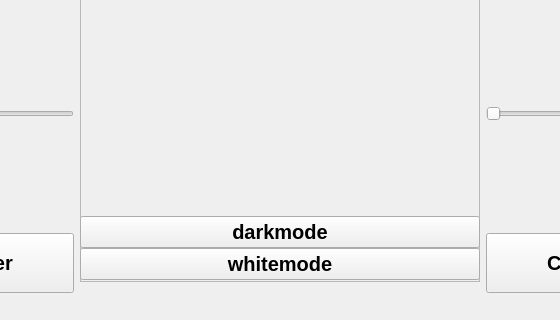
The window that mainWindow.ui (HausMeister008/TikTakToeWithDavid) describes before a commit, drawn with Qt 5; both pictures show x 182 to 742 and y 258 to 578 of the 924 by 578 pixel window.
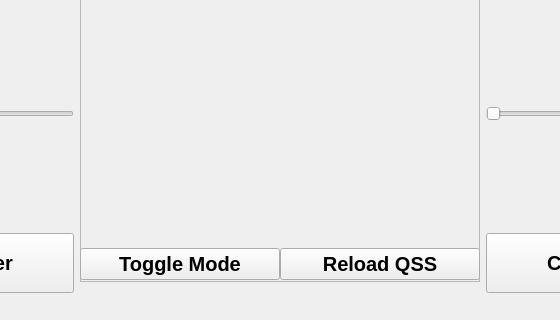
The same window after the commit.

Patch:
```diff
--- a/mainWindow.ui
+++ b/mainWindow.ui
@@ -331,18 +331,22 @@
           </widget>
          </item>
          <item>
+          <layout class="QHBoxLayout" name="qss_change">
+           <item>
+            <widget class="QPushButton" name="btn_qss_toggle">
+             <property name="text">
+              <string>Toggle Mode</string>
+             </property>
+            </widget>
+           </item>
+           <item>
           <widget class="QPushButton" name="btn_qss_reload">
            <property name="text">
-            <string>darkmode</string>
+              <string>Reload QSS</string>
            </property>
           </widget>
          </item>
-         <item>
-          <widget class="QPushButton" name="btn_qss_reload_weird">
-           <property name="text">
-            <string>whitemode</string>
-           </property>
-          </widget>
+          </layout>
          </item>
          <item>
           <widget class="QLabel" name="lb_outputField">
```
Left out of the diff: 2 changed lines with no effect on the pictures. Lines whose indentation alone changed are shown as unchanged.
